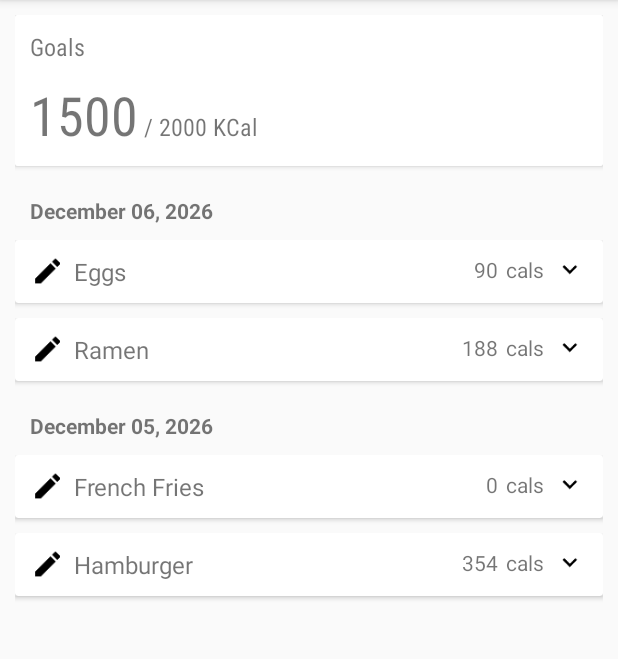
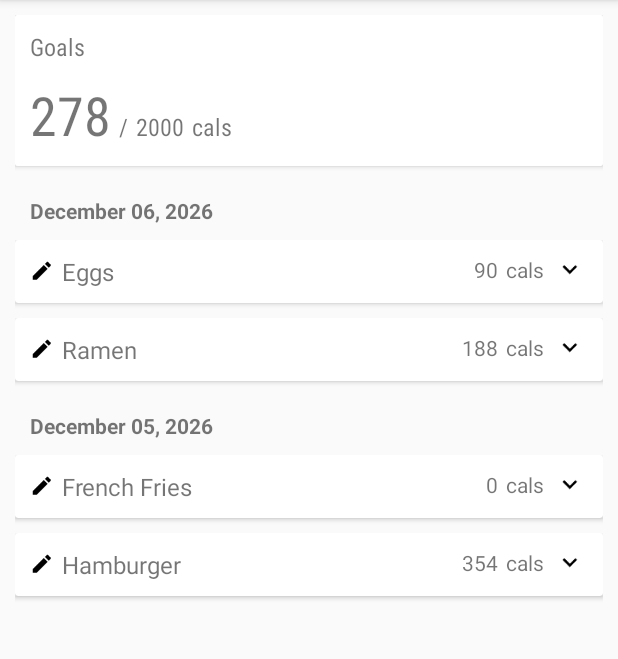
Before and after one commit to kanirolf/Appetizer, an Android app: the screen it shows after launch (MainActivity), on a phone screen of 412 x 824 dp, the part 84-743 px from its top. Run offline under Robolectric (Android 15) with nearby library versions, the phone set to English and light mode, and no system bars.

Commit message:
Fixed fetching current nutritional values using FoodDiary.getTodaysEntries().

```diff
--- a/app/src/main/java/cs125/winter2017/uci/appetizer/MainActivity.java
+++ b/app/src/main/java/cs125/winter2017/uci/appetizer/MainActivity.java
@@ -26,6 +26,9 @@ public class MainActivity extends AppCompatActivity
 
     private LinearLayout diaryFeed;
     private TextView diaryFeedEmpty;
+    private TextView diaryOverviewNutrientValue;
+    private TextView diaryOverviewNutrientTarget;
+    private TextView diaryOverviewNutrientUnits;
 
     @Override
     protected void onCreate(Bundle savedInstanceState) {
@@ -43,6 +46,10 @@ public class MainActivity extends AppCompatActivity
         NavigationView navigationView = (NavigationView) findViewById(R.id.nav_view);
         navigationView.setNavigationItemSelectedListener(this);
 
+        diaryOverviewNutrientValue = (TextView) findViewById(R.id.diary_overview_nutrient_value);
+        diaryOverviewNutrientTarget = (TextView) findViewById(R.id.diary_overview_nutrient_target);
+        diaryOverviewNutrientUnits = (TextView) findViewById(R.id.diary_overview_nutrient_units);
+
         diaryFeed = (LinearLayout) findViewById(R.id.diary_feed);
         diaryFeedEmpty = (TextView) diaryFeed.findViewById(R.id.diary_feed_empty);
     }
@@ -50,7 +57,8 @@ public class MainActivity extends AppCompatActivity
     @Override
     protected void onResume(){
         super.onResume();
-        populateFoodDiaryList();
+        updateDiaryOverview();
+        updateFoodDiaryList();
     }
 
     @Override
@@ -87,7 +95,23 @@ public class MainActivity extends AppCompatActivity
         return MockFoodDiary.MOCK_DIARY;
     }
 
-    private void populateFoodDiaryList(){
+    // TODO: add the name of the nutrient you are tracking to the card
+    private void updateDiaryOverview(){
+        FoodDiary foodDiary = this.getFoodDiary();
+        FoodDiaryDay todaysNutrients = foodDiary.getTodaysEntries();
+        if (todaysNutrients != null)
+            diaryOverviewNutrientValue.setText(
+                    String.format(Locale.getDefault(), "%d", (int) todaysNutrients.getCalorie()));
+        else
+            diaryOverviewNutrientValue.setText("0");
+
+        diaryOverviewNutrientTarget.setText(
+                String.format(Locale.getDefault(), "%d", (int) foodDiary.getCalorie()));
+        diaryOverviewNutrientUnits.setText(getString(R.string.calorie_units));
+
+    }
+
+    private void updateFoodDiaryList(){
 
         diaryFeed.removeAllViews();
 
@@ -99,7 +123,7 @@ public class MainActivity extends AppCompatActivity
 
         LayoutInflater layoutInflater = getLayoutInflater();
 
-        for (FoodDiaryDay foodDiaryDay : foodDiary.descendingMap().values()){
+        for (FoodDiaryDay foodDiaryDay : foodDiary.values()){
             LinearLayout diaryDay = (LinearLayout) layoutInflater.inflate(
                     R.layout.layout_diary_day, null);
             ((TextView)diaryDay.findViewById(R.id.diary_day_date))
--- a/app/src/main/java/cs125/winter2017/uci/appetizer/food_diary/FoodDiary.java
+++ b/app/src/main/java/cs125/winter2017/uci/appetizer/food_diary/FoodDiary.java
@@ -1,17 +1,21 @@
 package cs125.winter2017.uci.appetizer.food_diary;
 
-import android.support.annotation.NonNull;
 import android.support.annotation.Nullable;
 
 import org.joda.time.DateTime;
 import org.joda.time.Days;
 
-import java.util.Calendar;
 import java.util.Comparator;
 import java.util.TreeMap;
-import java.util.TreeSet;
 
 public class FoodDiary extends TreeMap<DateTime, FoodDiaryDay> implements NutrientFactHolder {
+
+    public static Comparator<DateTime> SAME_DAY_COMPARATOR = new Comparator<DateTime>() {
+        @Override
+        public int compare(DateTime first, DateTime second) {
+            return Days.daysBetween(first.toLocalDate(), second.toLocalDate()).getDays();
+        }
+    };
 
 	private double Calorie;
 	private double Fat;
@@ -24,6 +28,8 @@ public class FoodDiary extends TreeMap<DateTime, FoodDiaryDay> implements Nutrie
 
 	public FoodDiary(int Calorie, int Fat, int Protein, int Cholesterol, int Sugar, int Carbs,
                      int Sodium, int Fiber){
+        super(SAME_DAY_COMPARATOR);
+
         setCalorie(Calorie);
 		setFat(Fat);
 		setProtein(Protein);
--- a/app/src/main/java/cs125/winter2017/uci/appetizer/food_diary/FoodDiaryDay.java
+++ b/app/src/main/java/cs125/winter2017/uci/appetizer/food_diary/FoodDiaryDay.java
@@ -3,14 +3,16 @@ package cs125.winter2017.uci.appetizer.food_diary;
 import android.support.annotation.NonNull;
 
 import org.joda.time.DateTime;
+import org.joda.time.Days;
 import org.joda.time.format.DateTimeFormatter;
 import org.joda.time.format.DateTimeFormatterBuilder;
 
+import java.util.Comparator;
 import java.util.TreeSet;
 
 public class FoodDiaryDay extends TreeSet<FoodDiaryEntry> implements NutrientFactHolder {
 
-    private static final DateTimeFormatter HUMAN_READABLE_FORMATTER = new DateTimeFormatterBuilder()
+    public static final DateTimeFormatter HUMAN_READABLE_FORMATTER = new DateTimeFormatterBuilder()
             .appendMonthOfYearText()
             .appendLiteral(' ')
             .appendDayOfMonth(2)
--- a/app/src/main/res/layout/content_main.xml
+++ b/app/src/main/res/layout/content_main.xml
@@ -51,14 +51,17 @@
                         android:orientation="horizontal">
 
                         <TextView
-                            android:id="@+id/current_calories"
+                            android:id="@+id/diary_overview_nutrient_value"
+
                             android:layout_width="wrap_content"
                             android:layout_height="wrap_content"
 
                             android:fontFamily="sans-serif-condensed"
-                            android:textSize="36sp"
+                            android:textSize="36sp" />
 
-                            android:text="1500" />
+                        <android.support.v4.widget.Space
+                            android:layout_width="@dimen/text_spacer"
+                            android:layout_height="wrap_content" />
 
                         <TextView
                             android:layout_width="wrap_content"
@@ -67,26 +70,34 @@
                             android:fontFamily="sans-serif-condensed"
                             android:textSize="@dimen/card_content_font_size"
 
-                            android:text=" / " />
+                            android:text="@string/slash" />
+
+
+                        <android.support.v4.widget.Space
+                            android:layout_width="@dimen/text_spacer"
+                            android:layout_height="wrap_content" />
 
                         <TextView
-                            android:id="@+id/target_calories"
+                            android:id="@+id/diary_overview_nutrient_target"
+
                             android:layout_width="wrap_content"
                             android:layout_height="wrap_content"
 
                             android:fontFamily="sans-serif-condensed"
-                            android:textSize="@dimen/card_content_font_size"
+                            android:textSize="@dimen/card_content_font_size" />
 
-                            android:text="2000" />
+                        <android.support.v4.widget.Space
+                            android:layout_width="@dimen/text_spacer"
+                            android:layout_height="wrap_content" />
 
                         <TextView
+                            android:id="@+id/diary_overview_nutrient_units"
+
                             android:layout_width="wrap_content"
                             android:layout_height="wrap_content"
 
                             android:fontFamily="sans-serif-condensed"
-                            android:textSize="@dimen/card_content_font_size"
-
-                            android:text=" KCal" />
+                            android:textSize="@dimen/card_content_font_size" />
 
                     </LinearLayout>
 
--- a/app/src/main/res/layout/layout_diary_day_card.xml
+++ b/app/src/main/res/layout/layout_diary_day_card.xml
@@ -31,8 +31,10 @@
 
 
                     <ImageView
-                        android:layout_width="wrap_content"
-                        android:layout_height="match_parent"
+                        android:layout_width="@dimen/card_content_font_size"
+                        android:layout_height="@dimen/card_content_font_size"
+
+                        android:layout_gravity="center_vertical"
 
                         android:src="@drawable/ic_mode_edit_black_24dp"/>
 
--- a/app/src/main/res/values/strings.xml
+++ b/app/src/main/res/values/strings.xml
@@ -34,6 +34,7 @@
     <!-- Display strings for units -->
     <string name="gram_units">g</string>
     <string name="milligram_units">mg</string>
+    <string name="slash">/</string>
 
 
 </resources>
```
Also changed, not shown: 1 other file.
